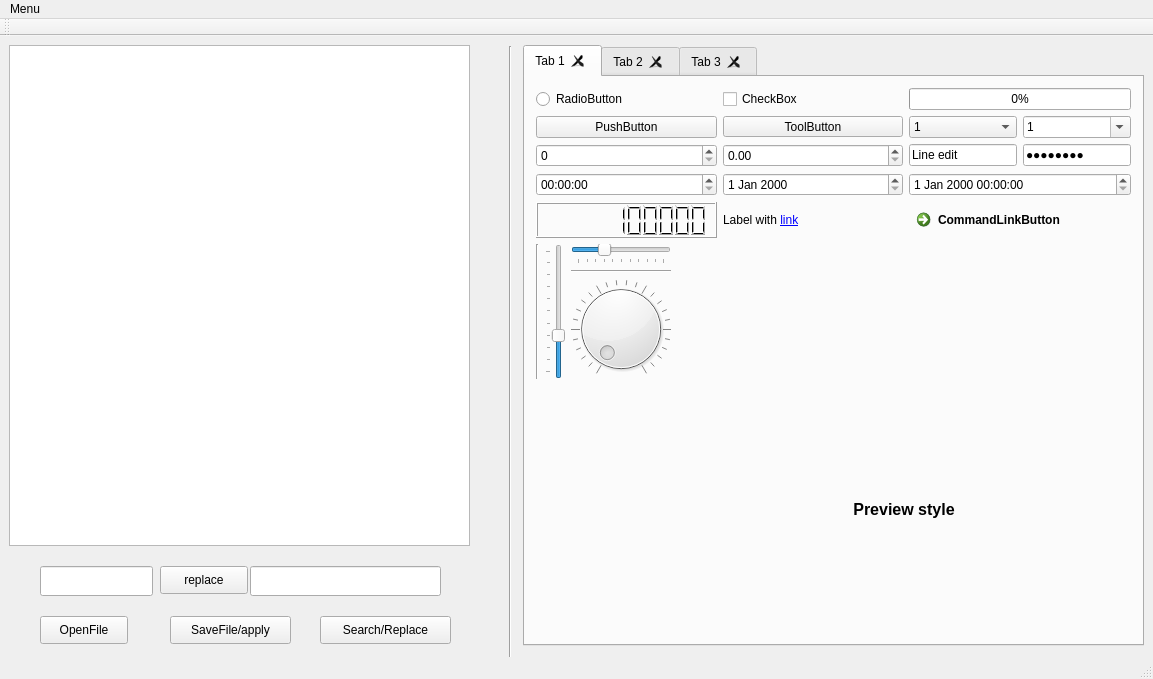
First picture: the form in mainwindow.ui, repository netpipe/QT-ThemeEditor, before the edit.
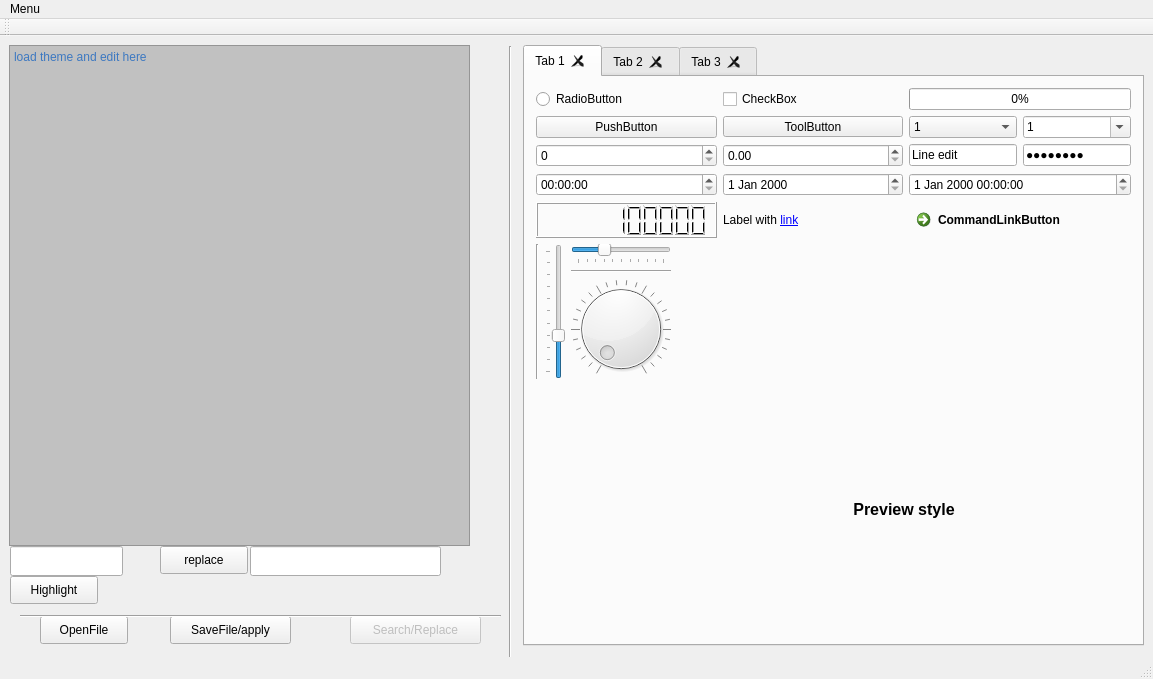
Second picture: the form after the edit. Icons and pictures are not drawn.

```diff
--- a/mainwindow.ui
+++ b/mainwindow.ui
@@ -797,6 +797,13 @@
       <height>501</height>
      </rect>
     </property>
+    <property name="styleSheet">
+     <string notr="true">background-color:#c1c1c1;
+color:#3c78c1;</string>
+    </property>
+    <property name="plainText">
+     <string>load theme and edit here</string>
+    </property>
    </widget>
    <widget class="QPushButton" name="Save">
     <property name="geometry">
@@ -839,11 +846,11 @@
    </widget>
    <widget class="QPushButton" name="search">
     <property name="enabled">
-     <bool>true</bool>
+     <bool>false</bool>
     </property>
     <property name="geometry">
      <rect>
-      <x>320</x>
+      <x>350</x>
       <y>580</y>
       <width>131</width>
       <height>28</height>
@@ -856,8 +863,8 @@
    <widget class="QLineEdit" name="lineFind">
     <property name="geometry">
      <rect>
-      <x>40</x>
-      <y>530</y>
+      <x>10</x>
+      <y>510</y>
       <width>113</width>
       <height>30</height>
      </rect>
@@ -867,7 +874,7 @@
     <property name="geometry">
      <rect>
       <x>250</x>
-      <y>530</y>
+      <y>510</y>
       <width>191</width>
       <height>30</height>
      </rect>
@@ -877,7 +884,7 @@
     <property name="geometry">
      <rect>
       <x>160</x>
-      <y>530</y>
+      <y>510</y>
       <width>88</width>
       <height>28</height>
      </rect>
@@ -886,6 +893,32 @@
      <string>replace</string>
     </property>
    </widget>
+   <widget class="QPushButton" name="highlight">
+    <property name="geometry">
+     <rect>
+      <x>10</x>
+      <y>540</y>
+      <width>88</width>
+      <height>28</height>
+     </rect>
+    </property>
+    <property name="text">
+     <string>Highlight</string>
+    </property>
+   </widget>
+   <widget class="Line" name="line_4">
+    <property name="geometry">
+     <rect>
+      <x>20</x>
+      <y>570</y>
+      <width>481</width>
+      <height>20</height>
+     </rect>
+    </property>
+    <property name="orientation">
+     <enum>Qt::Horizontal</enum>
+    </property>
+   </widget>
   </widget>
   <widget class="QMenuBar" name="menuBar">
    <property name="geometry">
```
Left out of the diff: 6 changed lines with no effect on the pictures.
